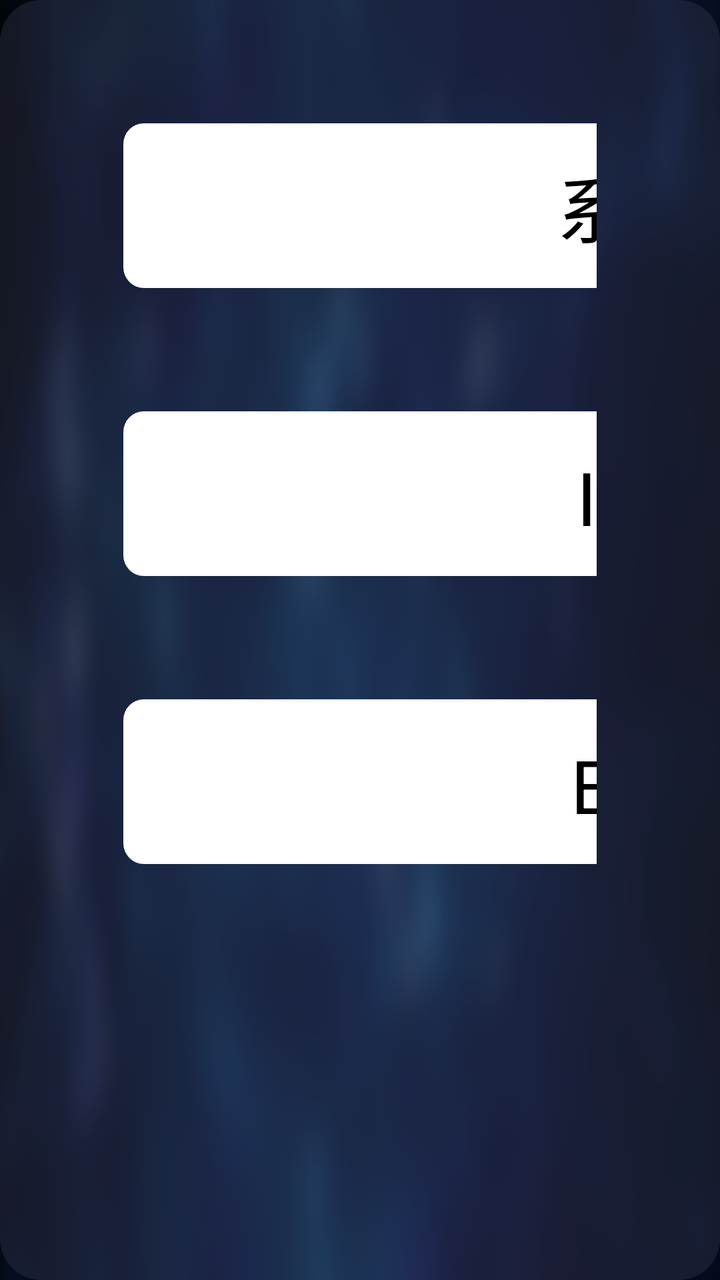
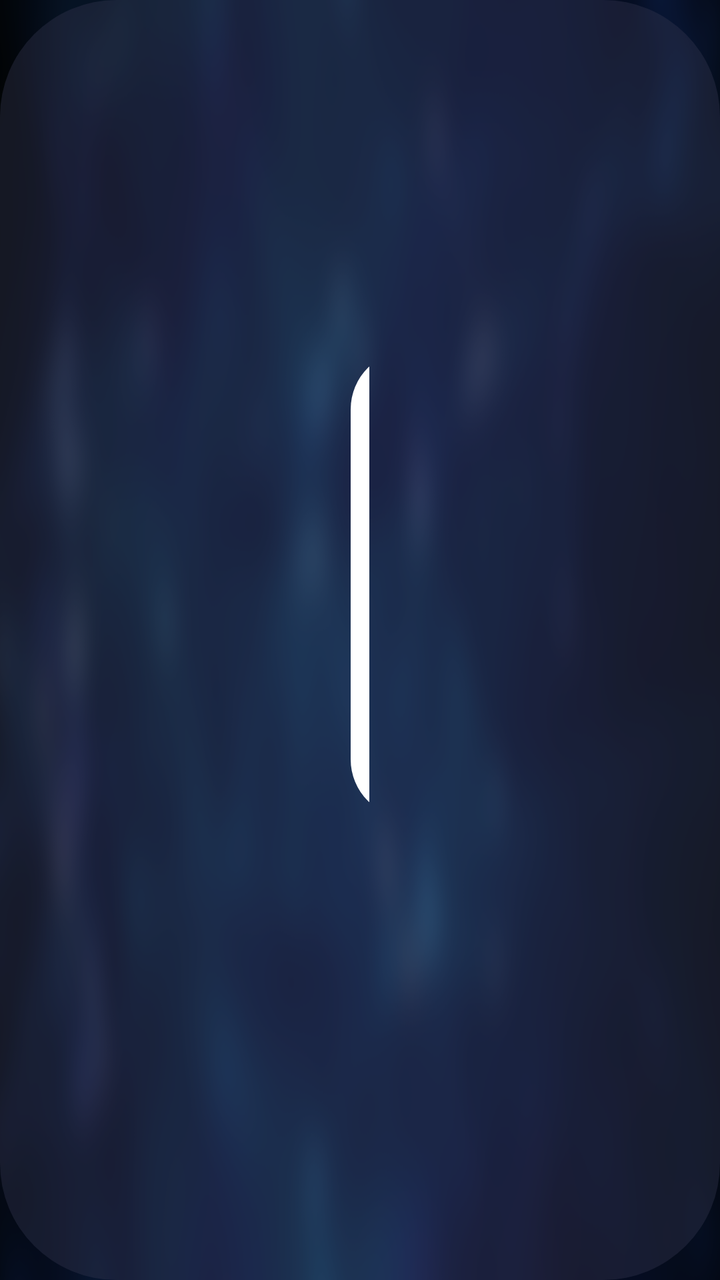

The first picture is an Android layout as it rendered before a commit; the second is the same layout after the commit. The layout source and the unified diff follow.
<!-- AndroidManifest.xml: application theme AppTheme.NoActionBar -->
<!-- res/layout/dialog_change_play.xml -->
<?xml version="1.0" encoding="utf-8"?>
<LinearLayout xmlns:android="http://schemas.android.com/apk/res/android"
    android:layout_width="wrap_content"
    android:layout_height="wrap_content"
    android:layout_gravity="center"
    android:background="@drawable/model_dialog_bg"
    android:orientation="vertical"
    android:padding="30pt">

    <TextView
        android:id="@+id/tvSystem"
        android:layout_width="300pt"
        android:layout_height="40pt"
        android:background="@drawable/splash_focus"
        android:focusable="true"
        android:focusableInTouchMode="true"
        android:gravity="center"
        android:text="系统播放器"
        android:textColor="@android:color/black"
        android:textSize="18pt" />

    <TextView
        android:id="@+id/tvIjk"
        android:layout_width="300pt"
        android:layout_height="40pt"
        android:layout_marginTop="30pt"
        android:background="@drawable/splash_focus"
        android:focusable="true"
        android:focusableInTouchMode="true"
        android:gravity="center"
        android:text="IJK播放器"
        android:textColor="@android:color/black"
        android:textSize="18pt" />

    <TextView
        android:id="@+id/tvExo"
        android:layout_width="300pt"
        android:layout_height="40pt"
        android:layout_marginTop="30pt"
        android:background="@drawable/splash_focus"
        android:focusable="true"
        android:focusableInTouchMode="true"
        android:gravity="center"
        android:text="Exo播放器"
        android:textColor="@android:color/black"
        android:textSize="18pt" />

</LinearLayout>
<!-- resources referenced by this layout -->
<resources>
  <!-- drawable model_dialog_bg (drawable) -->
  <?xml version="1.0" encoding="utf-8"?>
  <shape xmlns:android="http://schemas.android.com/apk/res/android">
      <corners android:radius="10pt"/>
      <solid android:color="@color/color_6632364E"/>
  </shape>
  <!-- drawable splash_focus (drawable) -->
  <?xml version="1.0" encoding="utf-8"?>
  <selector xmlns:android="http://schemas.android.com/apk/res/android">
      <item android:state_focused="true">
          <shape>
              <corners android:radius="5pt" />
              <solid android:color="@android:color/white" />
              <stroke android:width="2pt" android:color="@color/color_FF5F00" />
          </shape>
      </item>
      <item android:state_focused="false">
          <shape>
              <corners android:radius="5pt" />
              <solid android:color="@android:color/white" />
          </shape>
      </item>
  </selector>
  <style name="AppTheme.NoActionBar">
          <item name="android:windowActionBar">false</item>
          <item name="android:windowNoTitle">true</item>
          <item name="windowActionBar">false</item>
          <item name="android:windowFullscreen">true</item>//全屏即无通知栏
          <item name="android:windowContentOverlay">@null</item>//是否有遮盖
          <item name="windowNoTitle">true</item>
          <item name="android:keepScreenOn">true</item>
          
          <item name="android:windowBackground">@drawable/vod_thumb</item>
      </style>
  <color name="color_6632364E">#6632364E</color>
  <color name="color_FF5F00">#FF5F00</color>
  <!-- drawable vod_thumb: png bitmap (drawable-xhdpi, 198620 bytes) -->
</resources>

<!-- the commit's change to res/layout/dialog_change_play.xml (unified diff, before → after) -->
@@ -5,44 +5,44 @@
     android:layout_gravity="center"
     android:background="@drawable/model_dialog_bg"
     android:orientation="vertical"
-    android:padding="30pt">
+    android:padding="30mm">
 
     <TextView
         android:id="@+id/tvSystem"
-        android:layout_width="300pt"
-        android:layout_height="40pt"
+        android:layout_width="300mm"
+        android:layout_height="40mm"
         android:background="@drawable/splash_focus"
         android:focusable="true"
         android:focusableInTouchMode="true"
         android:gravity="center"
         android:text="系统播放器"
         android:textColor="@android:color/black"
-        android:textSize="18pt" />
+        android:textSize="18mm" />
 
     <TextView
         android:id="@+id/tvIjk"
-        android:layout_width="300pt"
-        android:layout_height="40pt"
-        android:layout_marginTop="30pt"
+        android:layout_width="300mm"
+        android:layout_height="40mm"
+        android:layout_marginTop="30mm"
         android:background="@drawable/splash_focus"
         android:focusable="true"
         android:focusableInTouchMode="true"
         android:gravity="center"
         android:text="IJK播放器"
         android:textColor="@android:color/black"
-        android:textSize="18pt" />
+        android:textSize="18mm" />
 
     <TextView
         android:id="@+id/tvExo"
-        android:layout_width="300pt"
-        android:layout_height="40pt"
-        android:layout_marginTop="30pt"
+        android:layout_width="300mm"
+        android:layout_height="40mm"
+        android:layout_marginTop="30mm"
         android:background="@drawable/splash_focus"
         android:focusable="true"
         android:focusableInTouchMode="true"
         android:gravity="center"
         android:text="Exo播放器"
         android:textColor="@android:color/black"
-        android:textSize="18pt" />
+        android:textSize="18mm" />
 
 </LinearLayout>
<!-- resource entries referenced after the edit -->
@@ -3,7 +3,7 @@
   <!-- drawable model_dialog_bg (drawable) -->
   <?xml version="1.0" encoding="utf-8"?>
   <shape xmlns:android="http://schemas.android.com/apk/res/android">
-      <corners android:radius="10pt"/>
+      <corners android:radius="10mm"/>
       <solid android:color="@color/color_6632364E"/>
   </shape>
   <!-- drawable splash_focus (drawable) -->
@@ -11,14 +11,14 @@
   <selector xmlns:android="http://schemas.android.com/apk/res/android">
       <item android:state_focused="true">
           <shape>
-              <corners android:radius="5pt" />
+              <corners android:radius="5mm" />
               <solid android:color="@android:color/white" />
-              <stroke android:width="2pt" android:color="@color/color_FF5F00" />
+              <stroke android:width="2mm" android:color="@color/color_FF5F00" />
           </shape>
       </item>
       <item android:state_focused="false">
           <shape>
-              <corners android:radius="5pt" />
+              <corners android:radius="5mm" />
               <solid android:color="@android:color/white" />
           </shape>
       </item>
